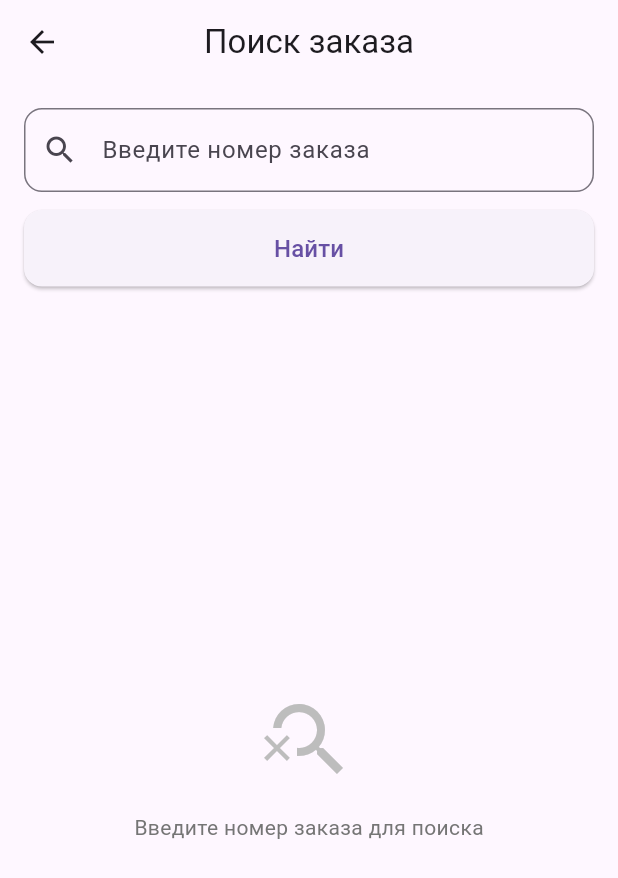
After one commit to VictorNPisarev/KrG-Workshop_app, a Flutter app: the OrderSearchScreen screen opened directly, on a phone screen of 412 x 824 dp. The commit adds this screen. Shown: the top 878 px of the screen. Run offline on Flutter 3.47's test engine with Material 3 defaults, Android fonts, the light colour scheme and no system bars; our stand-ins replace dio, google_sign_in, open_file, package_info_plus, permission_handler, shared_preferences; accounts and stored records are empty; network calls fail.

Commit message:
поиск цепочки рабочих мест для заказа

```diff
--- a/lib/models/order_in_product.dart
+++ b/lib/models/order_in_product.dart
@@ -1,4 +1,6 @@
 	import 'package:flutter/material.dart';
+
+import 'workplace_status.dart';
 
 class OrderInProduct
 	{
@@ -81,7 +83,7 @@ class OrderInProduct
 			}*/
 
 			// Определяем статус на основе операций
-			OrderStatus determineStatus(String serverStatus)
+			/*OrderStatus determineStatus(String serverStatus)
 			{
 				// Если заказ начат по операциям
 				if (serverStatus == 'active')
@@ -97,9 +99,9 @@ class OrderInProduct
 				{
 					return OrderStatus.notDefined;
 				}
-			}
+			}*/
 
-			final status = determineStatus(json['workplaceOrderStatus']);
+			final status = WorkplaceStatus.determineStatus(json['workplaceOrderStatus']);
 
 			// Оптимизация 1: Используем локальные переменные для часто используемых полей
 			final rowId = json['Row ID'];
@@ -250,19 +252,6 @@ class OrderInProduct
 
 	}
 
-	// Перечисление статусов заказа
-	enum OrderStatus
-	{
-		pending('Ожидает'),
-		inProgress('В работе'),
-		completed('Завершен'),
-		notDefined('Не определен');
-
-		final String displayName;
-
-		const OrderStatus(this.displayName);
-	}
-
 	// ДОБАВИМ НОВЫЙ КЛАСС ДЛЯ ОПЕРАЦИЙ
 	class OrderOperations
 	{
--- /dev/null
+++ b/lib/models/order_trace.dart
@@ -0,0 +1,27 @@
+import 'workplace_status.dart';
+
+class OrderTrace {
+  final String orderId;
+  final String orderNumber;
+  final DateTime readyDate;
+  final List<WorkplaceStatus> workplaces;
+
+  OrderTrace({
+    required this.orderId,
+    required this.orderNumber,
+    required this.readyDate,
+    required this.workplaces,
+  });
+
+  factory OrderTrace.fromJson(Map<String, dynamic> json)
+  {
+    return OrderTrace(
+      orderId: json['orderId'] as String,
+      orderNumber: json['orderNumber'] as String,
+      readyDate: DateTime.parse(json['readyDate'] as String),
+      workplaces: (json['workplaces'] as List)
+          .map((w) => WorkplaceStatus.fromJson(w))
+          .toList(),
+    );
+  }
+}
--- /dev/null
+++ b/lib/models/workplace_status.dart
@@ -0,0 +1,88 @@
+import 'package:flutter/material.dart';
+
+class WorkplaceStatus
+{
+	final String name;
+	final OrderStatus status; // 'planned', 'active', 'completed'
+
+	WorkplaceStatus({
+		required this.name,
+		required this.status,
+	});
+
+	factory WorkplaceStatus.fromJson(Map<String, dynamic> json)
+	{
+		return WorkplaceStatus
+		(
+
+			name: json['name'] as String,
+			status: determineStatus(json['status']),
+		);
+	}
+
+	Color get statusColor
+	{
+		switch (status)
+		{
+			case OrderStatus.completed:
+				return Colors.green;
+			case OrderStatus.inProgress:
+				return Colors.blue;
+			case OrderStatus.pending:
+				return Colors.orange;
+			default:
+				return Colors.grey;
+		}
+	}
+
+	IconData get statusIcon
+	{
+		switch (status)
+		{
+			case OrderStatus.completed:
+				return Icons.check_circle;
+			case OrderStatus.inProgress:
+				return Icons.play_circle;
+			case OrderStatus.pending:
+				return Icons.timer;
+			default:
+				return Icons.pending;
+		}
+	}
+
+	static OrderStatus determineStatus(String serverStatus)
+	{
+		// Если заказ завершен
+		if (serverStatus == 'completed')
+		{
+			return OrderStatus.completed;
+		}
+		// Если заказ начат по операциям
+		if (serverStatus == 'active')
+		{
+			return OrderStatus.inProgress;
+		}
+		// Иначе ожидает
+		else if (serverStatus == 'pending' || serverStatus == 'joinery')
+		{
+			return OrderStatus.pending;
+		}
+		else
+		{
+			return OrderStatus.notDefined;
+		}
+	}
+}
+
+	// Перечисление статусов заказа
+enum OrderStatus
+{
+	pending('Ожидает'),
+	inProgress('В работе'),
+	completed('Завершен'),
+	notDefined('Не определен');
+
+	final String displayName;
+
+	const OrderStatus(this.displayName);
+}
--- a/lib/providers/orders_provider.dart
+++ b/lib/providers/orders_provider.dart
@@ -2,6 +2,7 @@
 	import 'package:flutter/foundation.dart';
 	import 'package:flutter/material.dart';
 	import '../models/order_in_product.dart';
+import '../models/workplace_status.dart';
 	import '../models/workplace.dart';
 	import '../services/data_service.dart';
 	import '../utils/network_utils.dart';
--- a/lib/screens/order_detail_screen.dart
+++ b/lib/screens/order_detail_screen.dart
@@ -2,7 +2,8 @@
 	import 'package:provider/provider.dart';
 	import '../models/order_in_product.dart';
 	import '../models/workplace.dart';
-	import '../providers/auth_provider.dart';
+	import '../models/workplace_status.dart';
+import '../providers/auth_provider.dart';
 	import '../providers/orders_provider.dart';
 
 	class OrderDetailScreen extends StatefulWidget
--- /dev/null
+++ b/lib/screens/order_serch_screen.dart
@@ -0,0 +1,334 @@
+// screens/order_search_screen.dart
+import 'package:flutter/material.dart';
+import 'package:workshop_app/models/order_trace.dart';
+import 'package:workshop_app/services/data_service.dart';
+
+import '../models/workplace_status.dart';
+
+class OrderSearchScreen extends StatefulWidget
+{
+	const OrderSearchScreen({super.key});
+
+	@override
+	State<OrderSearchScreen> createState() => _OrderSearchScreenState();
+}
+
+class _OrderSearchScreenState extends State<OrderSearchScreen>
+{
+	final TextEditingController _searchController = TextEditingController();
+	final FocusNode _focusNode = FocusNode();
+	List<OrderTrace> _searchResults = [];
+	bool _isLoading = false;
+	String? _error;
+
+	@override
+	void dispose()
+	{
+		_searchController.dispose();
+		_focusNode.dispose();
+		super.dispose();
+	}
+
+	Future<void> _searchOrder() async
+	{
+		final orderNumber = _searchController.text.trim();
+		if (orderNumber.isEmpty)
+		{
+			setState(() => _error = 'Введите номер заказа');
+			return;
+		}
+
+		// Скрываем клавиатуру
+		_focusNode.unfocus();
+
+		setState(()
+		{
+			_isLoading = true;
+			_error = null;
+			_searchResults.clear();
+		});
+
+		try
+		{
+			final results = await DataService.getOrderTrace(orderNumber);
+			setState(()
+			{
+				_searchResults = results;
+				if (results.isEmpty)
+				{
+					_error = 'Заказ "$orderNumber" не найден';
+				}
+			});
+		}
+		catch (e)
+		{
+			setState(() => _error = 'Ошибка поиска: $e');
+		}
+		finally
+		{
+			setState(() => _isLoading = false);
+		}
+	}
+
+	@override
+	Widget build(BuildContext context)
+	{
+		return Scaffold(
+			appBar: AppBar(
+				title: const Text('Поиск заказа'),
+				centerTitle: true,
+			),
+			body: SafeArea(
+				child: Center(
+					child: ConstrainedBox(
+						constraints: const BoxConstraints(
+							maxWidth: 600, // Максимальная ширина контента
+						),
+						child: Padding(
+							padding: const EdgeInsets.all(16),
+							child: Column(
+								children: [
+									// Поле поиска с кнопкой внизу
+									TextField(
+										controller: _searchController,
+										focusNode: _focusNode,
+										decoration: InputDecoration(
+											hintText: 'Введите номер заказа',
+											border: OutlineInputBorder(
+												borderRadius: BorderRadius.circular(12),
+											),
+											prefixIcon: const Icon(Icons.search),
+											suffixIcon: _searchController.text.isNotEmpty
+													? IconButton(
+															icon: const Icon(Icons.clear),
+															onPressed: ()
+															{
+																_searchController.clear();
+																setState(() {
+																	_searchResults.clear();
+																	_error = null;
+																});
+															},
+														)
+													: null,
+										),
+										textInputAction: TextInputAction.done,
+										onSubmitted: (_) => _searchOrder(),
+									),
+
+									const SizedBox(height: 12),
+
+									// Кнопка "Найти" под полем
+									SizedBox(
+										width: double.infinity,
+										child: ElevatedButton(
+											onPressed: _isLoading ? null : _searchOrder,
+											style: ElevatedButton.styleFrom(
+												padding: const EdgeInsets.symmetric(vertical: 14),
+												shape: RoundedRectangleBorder(
+													borderRadius: BorderRadius.circular(12),
+												),
+											),
+											child: _isLoading
+													? const SizedBox(
+															height: 20,
+															width: 20,
+															child: CircularProgressIndicator(strokeWidth: 2),
+														)
+													: const Text(
+															'Найти',
+															style: TextStyle(fontSize: 16),
+														),
+										),
+									),
+
+									const SizedBox(height: 24),
+
+									// Состояния
+									Expanded(
+										child: _buildContent(),
+									),
+								],
+							),
+						),
+					),
+				),
+			),
+		);
+	}
+
+	Widget _buildContent()
+	{
+		if (_isLoading)
+		{
+			return const Center(
+				child: Column(
+					mainAxisSize: MainAxisSize.min,
+					children: [
+						CircularProgressIndicator(),
+						SizedBox(height: 16),
+						Text('Поиск заказа...'),
+					],
+				),
+			);
+		}
+
+		if (_error != null)
+		{
+			return Center(
+				child: Container(
+					padding: const EdgeInsets.all(16),
+					decoration: BoxDecoration(
+						color: Colors.red.shade50,
+						borderRadius: BorderRadius.circular(12),
+						border: Border.all(color: Colors.red.shade200),
+					),
+					child: Row(
+						mainAxisSize: MainAxisSize.min,
+						children: [
+							const Icon(Icons.error, color: Colors.red),
+							const SizedBox(width: 12),
+							Expanded(child: Text(_error!)),
+						],
+					),
+				),
+			);
+		}
+
+		if (_searchResults.isEmpty)
+		{
+			return Center(
+				child: Column(
+					mainAxisSize: MainAxisSize.min,
+					children: [
+						Icon(
+							Icons.search_off,
+							size: 64,
+							color: Colors.grey.shade400,
+						),
+						const SizedBox(height: 16),
+						Text(
+							'Введите номер заказа для поиска',
+							style: TextStyle(color: Colors.grey.shade600),
+						),
+					],
+				),
+			);
+		}
+
+		return ListView.builder(
+			itemCount: _searchResults.length,
+			itemBuilder: (context, index)
+			{
+				final trace = _searchResults[index];
+				return _buildOrderTraceCard(trace);
+			},
+		);
+	}
+
+	Widget _buildOrderTraceCard(OrderTrace trace)
+	{
+		return Card(
+			margin: const EdgeInsets.symmetric(vertical: 8),
+			shape: RoundedRectangleBorder(
+				borderRadius: BorderRadius.circular(12),
+			),
+			child: ExpansionTile(
+				title: Row(
+					children: [
+						Expanded(
+							child: Text(
+								'Заказ: ${trace.orderNumber}',
+								style: const TextStyle(fontWeight: FontWeight.bold),
+							),
+						),
+						Container(
+							padding: const EdgeInsets.symmetric(horizontal: 10, vertical: 4),
+							decoration: BoxDecoration(
+								color: Colors.grey.shade200,
+								borderRadius: BorderRadius.circular(16),
+							),
+							/*child: Text(
+								_formatDate(trace.readyDate),
+								style: const TextStyle(fontSize: 12),
+							),*/
+						),
+					],
+				),
+				subtitle: Padding(
+					padding: const EdgeInsets.only(top: 4),
+					child: Text(
+						'Готовность: ${_formatDate(trace.readyDate)}',
+						style: TextStyle(fontSize: 14, color: const Color.fromARGB(255, 49, 49, 49)),
+					),
+				),
+				children:
+				[
+					Padding(
+						padding: const EdgeInsets.all(16),
+						child: Column(
+							crossAxisAlignment: CrossAxisAlignment.start,
+							children: [
+								const Text(
+									'Цепочка участков:',
+									style: TextStyle(fontWeight: FontWeight.bold),
+								),
+								const SizedBox(height: 12),
+								...trace.workplaces.map((wp) => _buildWorkplaceRow(wp)),
+							],
+						),
+					),
+				],
+			),
+		);
+	}
+
+	Widget _buildWorkplaceRow(WorkplaceStatus wp)
+	{
+		return Padding(
+			padding: const EdgeInsets.symmetric(vertical: 8),
+			child: Row(
+				children:
+				[
+					Container(
+						width: 36,
+						child: Icon(
+							wp.statusIcon,
+							color: wp.statusColor,
+							size: 22,
+						),
+					),
+					Expanded(
+						child: Text(
+							wp.name,
+							style: const TextStyle(fontSize: 15),
+						),
+					),
+					Container(
+						padding: const EdgeInsets.symmetric(horizontal: 10, vertical: 4),
+						decoration: BoxDecoration(
+							color: wp.statusColor.withValues(alpha: 0.1),
+							borderRadius: BorderRadius.circular(20),
+						),
+						child: Text(
+							wp.status.displayName,
+							style: TextStyle(
+								color: wp.statusColor,
+								fontWeight: FontWeight.w500,
+								fontSize: 11,
+							),
+						),
+					),
+				],
+			),
+		);
+	}
+
+
+	String _formatDate(DateTime date)
+	{
+		return '${date.day.toString().padLeft(2, '0')}.'
+				'${date.month.toString().padLeft(2, '0')}.'
+				'${date.year}';
+	}
+}
--- a/lib/services/data_service.dart
+++ b/lib/services/data_service.dart
@@ -5,8 +5,10 @@ import 'package:flutter/foundation.dart';
 import 'package:flutter/material.dart';
 import 'package:http/http.dart' as http;
 import '../models/order_in_product.dart';
+import '../models/order_trace.dart';
 import '../models/user.dart';
 import '../models/workplace.dart';
+import '../models/workplace_status.dart';
 import '../utils/platform_utils.dart';
 
 class DataService
@@ -529,4 +531,31 @@ class DataService
 			rethrow;
 		}
 	}
+
+	static Future<List<OrderTrace>> getOrderTrace(String orderNumber) async
+	{
+		try
+		{
+			print('🔍 Поиск заказа: $orderNumber');
+
+			final response = await _callGAS('getOrderTrace', params: {'orderNumber': orderNumber});
+
+			if (response.statusCode == 200)
+			{
+				final data = jsonDecode(response.body);
+				final orders = data['orders'] as List;
+
+				return orders.map((o) => OrderTrace.fromJson(o)).toList();
+			}
+			else
+			{
+				throw Exception('HTTP ${response.statusCode}');
+			}
+		}
+		catch (e)
+		{
+			print('❌ Ошибка поиска заказа: $e');
+			return [];
+		}
+	}
 }
--- a/lib/widgets/order_card.dart
+++ b/lib/widgets/order_card.dart
@@ -1,5 +1,7 @@
 import 'package:flutter/material.dart';
 import 'package:workshop_app/models/order_in_product.dart';
+
+import '../models/workplace_status.dart';
 
 class OrderCard extends StatelessWidget
 {
--- a/lib/widgets/order_table_widget.dart
+++ b/lib/widgets/order_table_widget.dart
@@ -1,5 +1,6 @@
 import 'package:flutter/material.dart';
 import '../models/order_in_product.dart';
+import '../models/workplace_status.dart';
 
 class OrderTableWidget extends StatelessWidget {
   final List<OrderInProduct> orders;
```
Also changed, not shown: lib/screens/home_screen.dart (+15 -0 lines).
